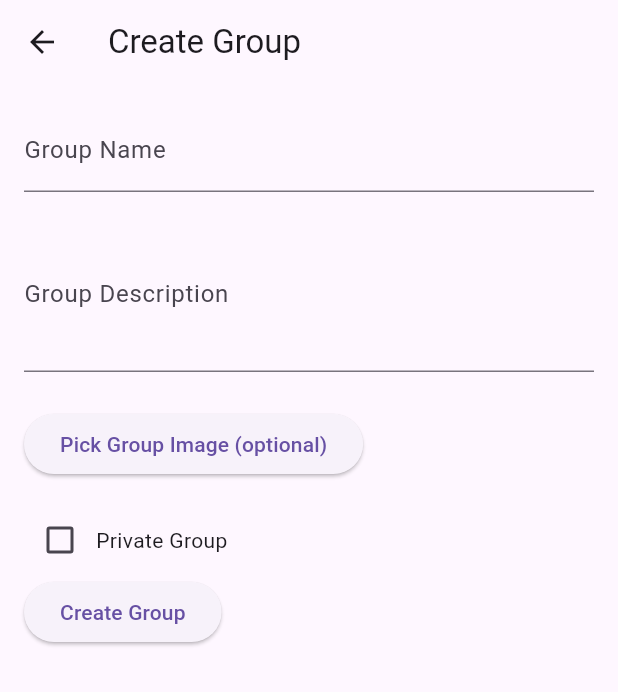
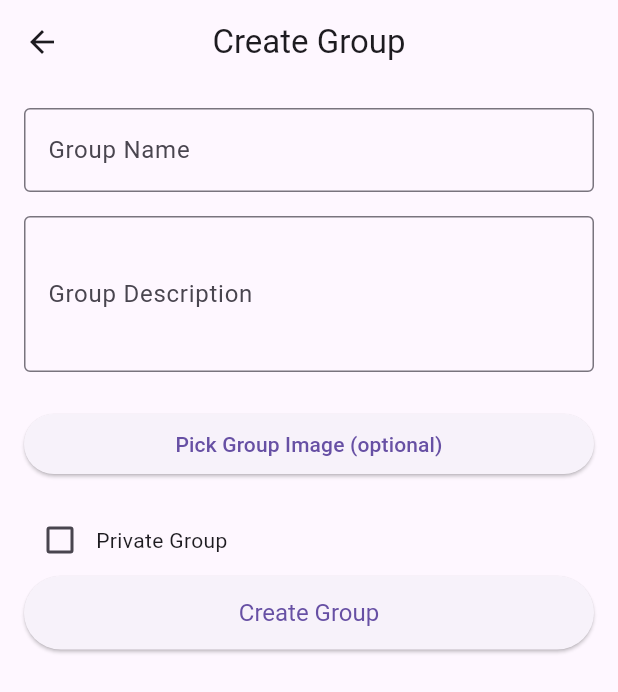
Before and after one commit to hasanmehmoodgithub/telex, a Flutter app: the GroupFeedScreen screen opened by its route, after a tap on the "add" icon, on a phone screen of 412 x 824 dp. Shown: the top 692 px of the screen. Run offline on Flutter 3.47's test engine with Material 3 defaults, Android fonts, the light colour scheme and no system bars; our stand-ins replace cached_network_image, cloud_firestore, firebase_auth, firebase_core, firebase_database, firebase_storage and 3 more; accounts and stored records are empty.

Commit message:
first group

```diff
--- a/lib/screens/groups/CreateGroupScreen.dart
+++ b/lib/screens/groups/CreateGroupScreen.dart
@@ -16,6 +16,7 @@ class _CreateGroupScreenState extends State<CreateGroupScreen> {
   final _groupDescriptionController = TextEditingController();
   bool _isPrivate = false;
   String? _groupImageUrl;
+  bool _isLoading = false; // To track loading state
 
   final ImagePicker _picker = ImagePicker();
 
@@ -24,18 +25,21 @@ class _CreateGroupScreenState extends State<CreateGroupScreen> {
     return Scaffold(
       appBar: AppBar(
         title: Text("Create Group"),
+        centerTitle: true,
       ),
       body: Padding(
         padding: const EdgeInsets.all(16.0),
         child: Form(
           key: _formKey,
-          child: Column(
-            crossAxisAlignment: CrossAxisAlignment.start,
+          child: ListView(
             children: [
               // Group Name
               TextFormField(
                 controller: _groupNameController,
-                decoration: InputDecoration(labelText: 'Group Name'),
+                decoration: InputDecoration(
+                  labelText: 'Group Name',
+                  border: OutlineInputBorder(),
+                ),
                 validator: (value) {
                   if (value == null || value.isEmpty) {
                     return 'Please enter a group name';
@@ -43,12 +47,15 @@ class _CreateGroupScreenState extends State<CreateGroupScreen> {
                   return null;
                 },
               ),
-              SizedBox(height: 16),
+              const SizedBox(height: 16),
 
               // Group Description
               TextFormField(
                 controller: _groupDescriptionController,
-                decoration: InputDecoration(labelText: 'Group Description'),
+                decoration: InputDecoration(
+                  labelText: 'Group Description',
+                  border: OutlineInputBorder(),
+                ),
                 maxLines: 3,
                 validator: (value) {
                   if (value == null || value.isEmpty) {
@@ -57,21 +64,21 @@ class _CreateGroupScreenState extends State<CreateGroupScreen> {
                   return null;
                 },
               ),
-              SizedBox(height: 16),
+              const SizedBox(height: 16),
 
               // Group Image
-              _groupImageUrl != null
-                  ? Image.network(_groupImageUrl!, height: 100) // Display selected image
-                  : Container(),
-              SizedBox(height: 8),
+              if (_groupImageUrl != null)
+                Image.file(File(_groupImageUrl!), height: 100, fit: BoxFit.cover),
+              const SizedBox(height: 8),
               ElevatedButton(
                 onPressed: _pickImage,
                 child: Text("Pick Group Image (optional)"),
               ),
-              SizedBox(height: 16),
+              const SizedBox(height: 16),
 
               // Private Group Toggle
               Row(
+                mainAxisAlignment: MainAxisAlignment.start,
                 children: [
                   Checkbox(
                     value: _isPrivate,
@@ -87,8 +94,14 @@ class _CreateGroupScreenState extends State<CreateGroupScreen> {
 
               // Create Group Button
               ElevatedButton(
-                onPressed: _createGroup,
-                child: Text("Create Group"),
+                onPressed: _isLoading ? null : _createGroup, // Disable button when loading
+                child: _isLoading
+                    ? CircularProgressIndicator(color: Colors.white) // Show loading indicator
+                    : Text("Create Group"),
+                style: ElevatedButton.styleFrom(
+                  padding: const EdgeInsets.symmetric(vertical: 15),
+                  textStyle: const TextStyle(fontSize: 16),
+                ),
               ),
             ],
           ),
@@ -100,16 +113,19 @@ class _CreateGroupScreenState extends State<CreateGroupScreen> {
   Future<void> _pickImage() async {
     final pickedFile = await _picker.pickImage(source: ImageSource.gallery);
     if (pickedFile != null) {
-      // Upload to Firebase Storage and get URL
-      final url = await _uploadImageToFirebase(pickedFile.path);
       setState(() {
-        _groupImageUrl = url;
+        _groupImageUrl = pickedFile.path; // Set local file path to display image
       });
     }
   }
 
   Future<String?> _uploadImageToFirebase(String filePath) async {
     try {
+      // Show loading dialog
+      setState(() {
+        _isLoading = true;
+      });
+
       // Create a unique file name
       String fileName = DateTime.now().millisecondsSinceEpoch.toString();
       // Create a reference to the storage location
@@ -124,6 +140,10 @@ class _CreateGroupScreenState extends State<CreateGroupScreen> {
     } catch (e) {
       print("Error uploading image: $e");
       return null;
+    } finally {
+      setState(() {
+        _isLoading = false; // Hide loading dialog
+      });
     }
   }
 
@@ -135,10 +155,13 @@ class _CreateGroupScreenState extends State<CreateGroupScreen> {
 
       // Use a default image URL if none was selected
       String defaultImageUrl = 'https://media.istockphoto.com/id/1223631367/vector/multicultural-group-of-people-is-standing-together-team-of-colleagues-students-happy-men-and.jpg?s=612x612&w=0&k=20&c=9Mwxpq9gADCuEyvFxUdmNhlQea5PED-jwCmqtfgdXhU=';
-      String groupImageUrl = _groupImageUrl ?? defaultImageUrl;
+      String? groupImageUrl = _groupImageUrl != null ? await _uploadImageToFirebase(_groupImageUrl!) : defaultImageUrl;
+
+      // Generate a unique group ID
+      String groupId = DateTime.now().millisecondsSinceEpoch.toString();
 
       // Create a new group in Firestore
-      await FirebaseFirestore.instance.collection('groups').add({
+      await FirebaseFirestore.instance.collection('groups').doc(groupId).set({
         'name': _groupNameController.text,
         'description': _groupDescriptionController.text,
         'isPrivate': _isPrivate,
@@ -160,9 +183,6 @@ class _CreateGroupScreenState extends State<CreateGroupScreen> {
 
       // Optionally navigate back to the previous screen
       Navigator.pop(context);
-      Navigator.pop(context);
-      Navigator.pushNamed(context, "/groups");
-
     }
   }
 }
--- a/lib/screens/groups/Group_Feed_Screen.dart
+++ b/lib/screens/groups/Group_Feed_Screen.dart
@@ -41,7 +41,7 @@ class GroupFeedScreenState extends State<GroupFeedScreen> {
               SizedBox(height: 10),
               // Wrapping the posts list in SizedBox to give a fixed height
               SizedBox(
-                height: MediaQuery.of(context).size.height * 0.5, // Adjust this height as needed
+                height: MediaQuery.of(context).size.height * 0.5,
                 child: JoinedGroupPosts(),
               ),
             ],
--- a/lib/screens/groups/widgets/JoinedGroupPosts.dart
+++ b/lib/screens/groups/widgets/JoinedGroupPosts.dart
@@ -94,7 +94,7 @@ class _JoinedGroupPostsState extends State<JoinedGroupPosts> {
         : _posts.isEmpty
         ? Center(child: Text('No posts available'))
         : ListView.builder(
-      physics: NeverScrollableScrollPhysics(),
+   //   physics: NeverScrollableScrollPhysics(),
       itemCount: _posts.length,
       itemBuilder: (context, index) {
         final post = _posts[index];
```
Also changed, not shown: lib/screens/groups/CreatePostScreen.dart (+56 -26 lines), lib/screens/groups/widgets/AllGroupsScreen.dart (+22 -9 lines), lib/screens/groups/widgets/JoinedGroupListView.dart (+17 -7 lines), lib/screens/groups/widgets/PostWidget.dart (+23 -3 lines), 5 other files.
